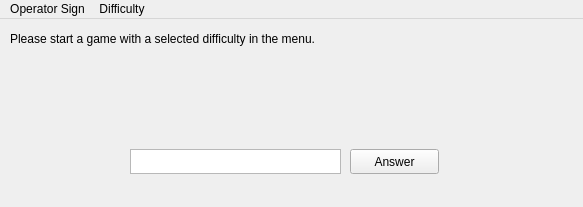
Qt form Math_Game/mainwindow.ui (JayHacks2017-SC-BI-TD-BQ/Math-Game) before a commit.
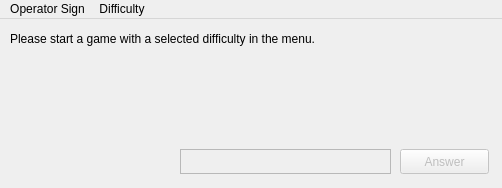
The same form after that commit.

What changed in the file:
```diff
--- a/Math_Game/mainwindow.ui
+++ b/Math_Game/mainwindow.ui
@@ -6,8 +6,8 @@
    <rect>
     <x>0</x>
     <y>0</y>
-    <width>583</width>
-    <height>207</height>
+    <width>502</width>
+    <height>188</height>
    </rect>
   </property>
   <property name="windowTitle">
@@ -28,9 +28,12 @@
     </property>
    </widget>
    <widget class="QPlainTextEdit" name="txtAnswerInput">
+    <property name="enabled">
+     <bool>false</bool>
+    </property>
     <property name="geometry">
      <rect>
-      <x>130</x>
+      <x>180</x>
       <y>130</y>
       <width>211</width>
       <height>25</height>
@@ -38,9 +41,12 @@
     </property>
    </widget>
    <widget class="QPushButton" name="btnAnswer">
+    <property name="enabled">
+     <bool>false</bool>
+    </property>
     <property name="geometry">
      <rect>
-      <x>350</x>
+      <x>400</x>
       <y>130</y>
       <width>89</width>
       <height>25</height>
@@ -56,7 +62,7 @@
     <rect>
      <x>0</x>
      <y>0</y>
-     <width>583</width>
+     <width>502</width>
      <height>22</height>
     </rect>
    </property>
```
